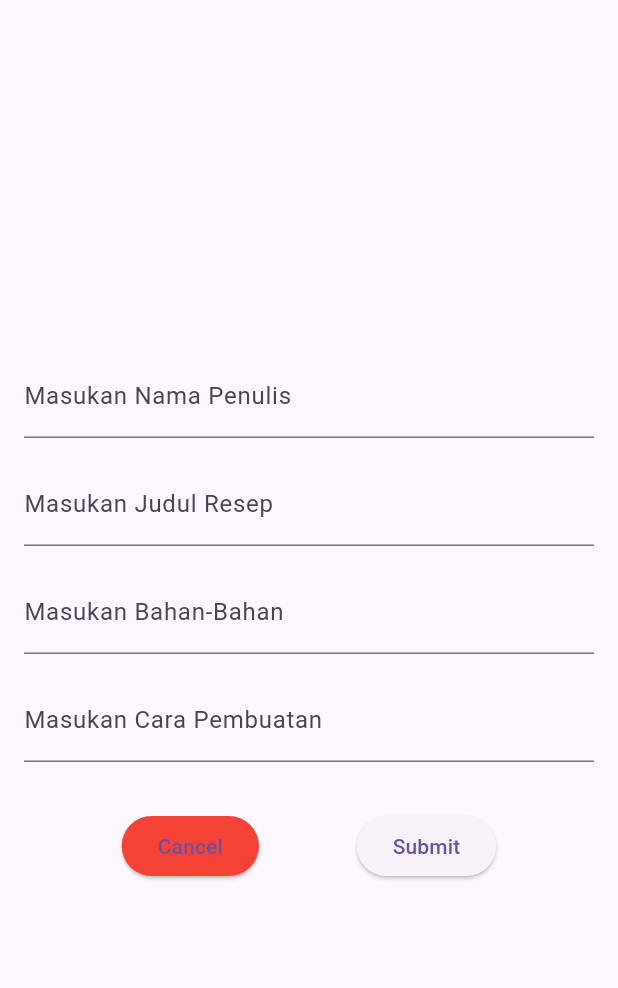
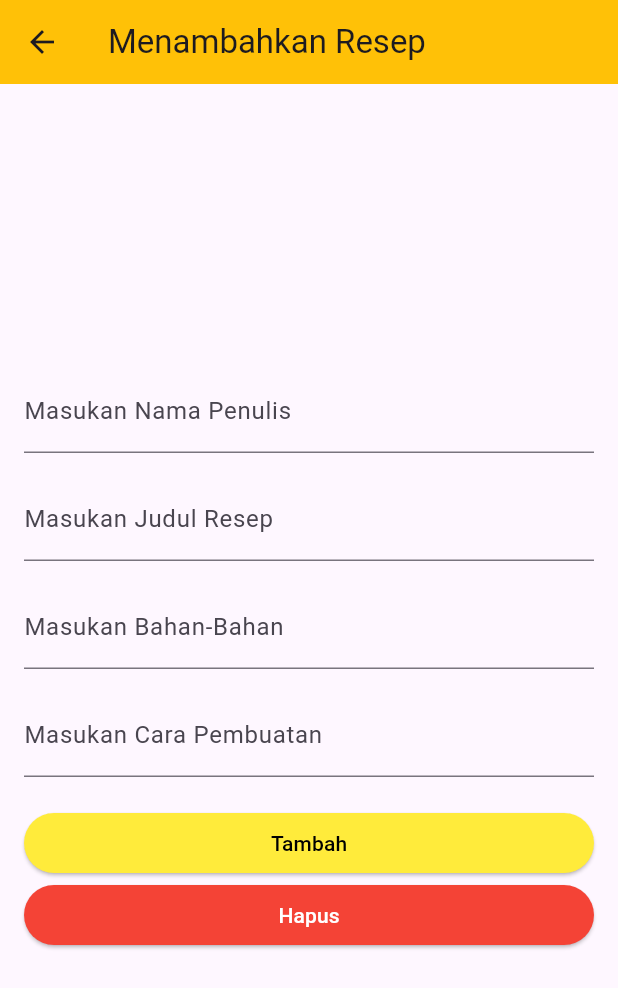
Before and after one commit to sefazi/project-mobile-flutter, a Flutter app: the Add screen opened directly, on a phone screen of 412 x 824 dp. Shown: the top 988 px of the screen. Run offline on Flutter 3.47's test engine with Material 3 defaults, Android fonts, the phone set to English and light mode, and no system bars; our stand-ins replace animate_do, flutter_rating_bar, page_transition, shared_preferences; accounts and stored records are empty.

Commit message:
tambahan add

```diff
--- a/lib/main.dart
+++ b/lib/main.dart
@@ -5,6 +5,8 @@ import 'package:flutter/material.dart';
 import 'package:flutter/services.dart';
 // import 'package:project_mobile_flutter/pages/beranda/index.dart';
 import 'package:project_mobile_flutter/pages/profil/index.dart';
+import 'package:project_mobile_flutter/pages/add/index.dart';
+import 'package:project_mobile_flutter/pages/edit_resep/index.dart';
 
 void main() {
   runApp(MaterialApp(
--- a/lib/pages/Login/index.dart
+++ b/lib/pages/Login/index.dart
@@ -27,7 +27,7 @@ class _LoginState extends State<Login> {
           height: MediaQuery.of(context).size.height,
           child: Column(
             children: [
-              Text("Login Admin",
+              Text("Login Aja",
                   style: TextStyle(fontSize: 22, fontWeight: FontWeight.w500)),
               Center(
                 child: Form(
--- a/lib/pages/add/index.dart
+++ b/lib/pages/add/index.dart
@@ -15,9 +15,11 @@ class _AddState extends State<Add> {
   @override
   Widget build(BuildContext context) {
     return Scaffold(
-      // appBar: AppBar(
-      //   title: Text('TextField Example'),
-      // ),
+      appBar: AppBar(
+        title:
+            Text('Menambahkan Resep', style: Theme.of(context).textTheme.headline6),
+        backgroundColor: Colors.amber,
+      ),
       body: Padding(
         padding: const EdgeInsets.all(16.0),
         child: Column(
@@ -43,32 +45,60 @@ class _AddState extends State<Add> {
               decoration: InputDecoration(labelText: 'Masukan Cara Pembuatan'),
             ),
 
-            SizedBox(height: 32.0),
-            Row(
-              mainAxisAlignment: MainAxisAlignment.spaceEvenly,
-              children: [
-                ElevatedButton(
-                  onPressed: () {
-                  // Handle cancel button click
-                  print('Cancel Button Clicked');
-                },
-                  style: ElevatedButton.styleFrom(
-                  primary: Colors.red, // Set the background color of the button to red
+            const SizedBox(
+                    height: 20,
                   ),
-                  child: Text('Cancel'),
-                ),
-                ElevatedButton(
-                onPressed: () {
-                    // Access the entered text using the TextEditingController
-                    print('Masukan Nama Penulis: ${_controller1.text}');
-                    print('Masukan Judul Resep: ${_controller2.text}');
-                    print('Masukan Bahan-Bahan: ${_controller3.text}');
-                    print('Masukan Cara Pembuatan: ${_controller4.text}');
-                  },
-                  child: Text('Submit'),
-                ),
-          ],
-        ),
+            SizedBox(
+              width: double.infinity,
+              child: ElevatedButton(
+              onPressed: () {},
+              style: ElevatedButton.styleFrom(
+              backgroundColor: Colors.yellow,
+              side: BorderSide.none,
+              shape: const StadiumBorder()),
+              child: const Text('Tambah',
+              style: TextStyle(color: Colors.black)),
+              ),
+            ),
+            SizedBox(
+              width: double.infinity,
+              child: ElevatedButton(
+              onPressed: () {},
+              style: ElevatedButton.styleFrom(
+              backgroundColor: Colors.red,
+              side: BorderSide.none,
+              shape: const StadiumBorder()),
+              child: const Text('Hapus',
+              style: TextStyle(color: Colors.white)),
+              ),
+            ),
+
+        //     SizedBox(height: 32.0),
+        //     Row(
+        //       mainAxisAlignment: MainAxisAlignment.spaceEvenly,
+        //       children: [
+        //         ElevatedButton(
+        //           onPressed: () {
+        //           // Handle cancel button click
+        //           print('Cancel Button Clicked');
+        //         },
+        //           style: ElevatedButton.styleFrom(
+        //           primary: Colors.red, // Set the background color of the button to red
+        //           ),
+        //           child: Text('Cancel'),
+        //         ),
+        //         ElevatedButton(
+        //         onPressed: () {
+        //             // Access the entered text using the TextEditingController
+        //             print('Masukan Nama Penulis: ${_controller1.text}');
+        //             print('Masukan Judul Resep: ${_controller2.text}');
+        //             print('Masukan Bahan-Bahan: ${_controller3.text}');
+        //             print('Masukan Cara Pembuatan: ${_controller4.text}');
+        //           },
+        //           child: Text('Submit'),
+        //         ),
+        //   ],
+        // ),
           ],
         ),
       ),
--- a/lib/pages/beranda/index.dart
+++ b/lib/pages/beranda/index.dart
@@ -59,7 +59,7 @@ class HomePage extends StatelessWidget {
                             flex: 3,
                             child: FadeInUp(
                                 duration: Duration(milliseconds: 1300),
-                                child: Image.asset('assgets/c.png')),
+                                child: Image.asset('assets/c.png')),
                           ),
                         ],
                       )
```
Also changed, not shown: lib/pages/edit_resep/index.dart (added, +209 -0 lines), lib/pages/menu/index.dart (added, +50 -0 lines).
